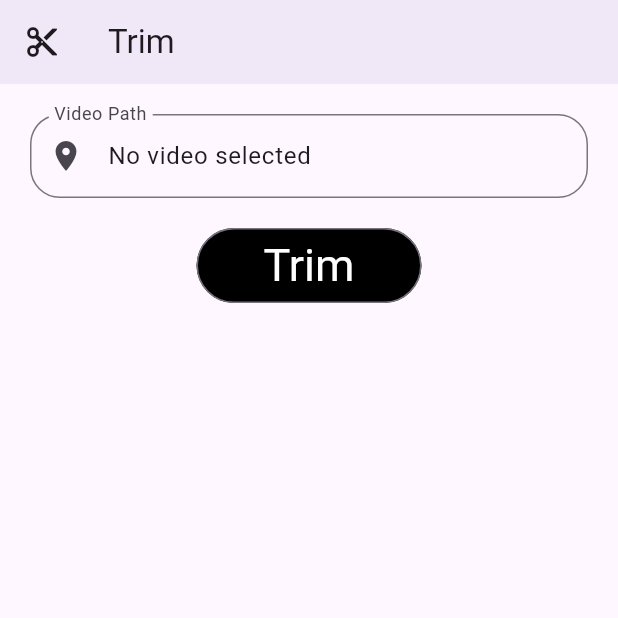
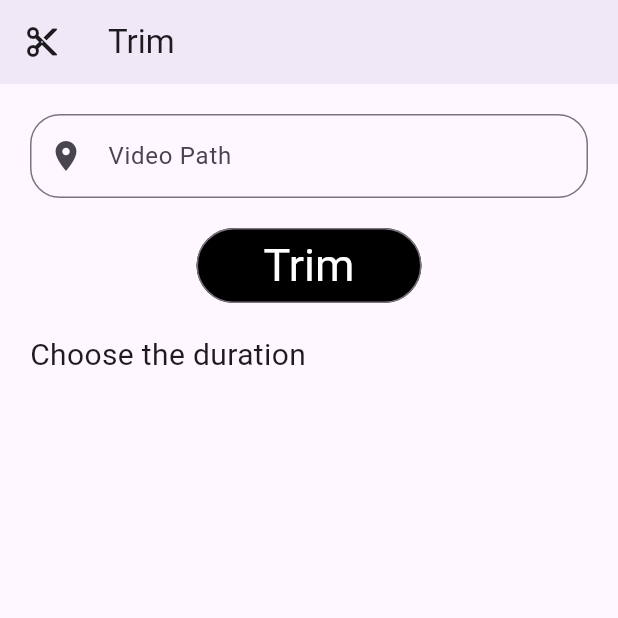
Before and after one commit to MhammadAli/Trimmer, a Flutter app: the screen it shows after launch, after a tap on "Trim", on a phone screen of 412 x 824 dp, the top half of it. Run offline on Flutter 3.47's test engine with Material 3 defaults, Android fonts, the phone set to English and light mode, and no system bars; our stand-ins replace bloc, flutter_bloc, permission_handler; missing offline and left inert: ffmpeg_kit_flutter, receive_sharing_intent.

Commit message:
Refactor the code and using cubit

```diff
--- /dev/null
+++ b/lib/cubit/app_cubit.dart
@@ -0,0 +1,167 @@
+import 'dart:async';
+import 'package:bloc/bloc.dart';
+import 'package:flutter/cupertino.dart';
+import 'package:meta/meta.dart';
+import 'package:permission_handler/permission_handler.dart';
+import 'dart:io'; // Import for File and Directory checks
+import 'package:flutter/material.dart';
+import 'package:ffmpeg_kit_flutter/ffmpeg_kit.dart';
+import 'package:flutter_bloc/flutter_bloc.dart';
+import 'package:receive_sharing_intent/receive_sharing_intent.dart';
+import 'package:ffmpeg_kit_flutter/ffprobe_kit.dart';
+
+part 'app_state.dart';
+
+class AppCubit extends Cubit<AppStates> {
+  AppCubit() : super(AppInitialState());
+
+  static AppCubit get(context) => BlocProvider.of(context);
+
+  var sharedVideoPath = TextEditingController();
+  late StreamSubscription _intentDataStreamSubscription;
+  final List<SharedMediaFile> _sharedFiles = [];
+  Duration totalVideoDuration = Duration.zero;
+
+  // Segment duration dropdown
+  int _selectedSegmentDuration = 1; // default duration in minutes
+  final List<int> _segmentDurations = [
+    1,
+    2,
+    5,
+    10,
+  ]; // available options in minutes
+
+  void trimVideo() async {
+    requestStoragePermission(); // Request storage permission
+    if (await Permission.storage.isGranted) {
+      final directory = Directory('/storage/emulated/0/Trimmer');
+      if (!await directory.exists()) {
+        await directory.create(recursive: true);
+      }
+      emit(AppTrimmingLoadingState());
+
+      if (totalVideoDuration.inSeconds > 0) {
+        final segmentDuration = Duration(minutes: _selectedSegmentDuration);
+        int segmentIndex = 0;
+        bool isSuccess = true; // Track if all segments are trimmed successfully
+
+        List<Future<void>> trimTasks = [];
+
+        for (int startMs = 0;
+        startMs < totalVideoDuration.inMilliseconds;
+        startMs += segmentDuration.inMilliseconds) {
+          final endMs = startMs + segmentDuration.inMilliseconds;
+          final actualDurationMs = (endMs > totalVideoDuration.inMilliseconds)
+              ? totalVideoDuration.inMilliseconds - startMs
+              : segmentDuration.inMilliseconds;
+
+          String outputPath =
+              '${directory.path}/trimmed_video_$segmentIndex.mp4';
+
+          // Create a completer to handle the asynchronous callback
+          Completer<void> completer = Completer<void>();
+
+          // Use FFmpegKit to execute the command
+          FFmpegKit.executeAsync(
+            '-i "${sharedVideoPath.text}" -ss ${startMs ~/ 1000} -t ${actualDurationMs / 1000} "$outputPath"',
+                (session) async {
+              final returnCode = await session.getReturnCode();
+              if (returnCode!.isValueSuccess()) {
+                print('Segment $segmentIndex trimmed and saved to $outputPath');
+              } else {
+                print("Error trimming segment $segmentIndex.");
+                isSuccess = false; // Mark as failed
+              }
+              completer.complete(); // Complete the task
+            },
+          );
+
+          trimTasks.add(completer.future);
+          segmentIndex++;
+        }
+
+        // Wait for all trim tasks to complete
+        await Future.wait(trimTasks);
+
+        // Emit success state only if all segments were trimmed successfully
+        if (isSuccess) {
+          emit(AppTrimmingSuccessState());
+        } else {
+          emit(AppTrimmingErrorState());
+        }
+      } else {
+        emit(AppTrimmingErrorState());
+        print("No valid video duration found to trim.");
+      }
+    } else {
+      emit(AppTrimmingErrorState());
+      print("Storage permission not granted.");
+    }
+  }
+
+
+  void init() {
+    emit(AppInitialState());
+    // Listen to media sharing while the app is in memory
+    _intentDataStreamSubscription =
+        ReceiveSharingIntent.instance.getMediaStream().listen((value) {
+      print('77777777777777777');
+      _sharedFiles.clear();
+      _sharedFiles.addAll(value);
+      if (_sharedFiles.isNotEmpty) {
+        print('4444444444444444444444444');
+        sharedVideoPath.text = _sharedFiles.first.path;
+        print(sharedVideoPath.text);
+        fetchVideoDuration(sharedVideoPath.text);
+      }
+    }, onError: (err) {
+      emit(AppErrorState());
+      print("getMediaStream error: $err");
+    });
+
+    // Retrieve initial shared media when the app is launched from a sharing intent
+    ReceiveSharingIntent.instance.getInitialMedia().then((value) {
+      print('55555555555555555555555555555');
+      _sharedFiles.clear();
+      _sharedFiles.addAll(value);
+      if (_sharedFiles.isNotEmpty) {
+        print('4444444444444444444444444');
+        sharedVideoPath.text = _sharedFiles.first.path;
+        print(sharedVideoPath.text);
+        fetchVideoDuration(sharedVideoPath.text);
+      }
+      ReceiveSharingIntent.instance.reset(); // Reset sharing intent
+    });
+  }
+
+  Future<void> requestStoragePermission() async {
+    if (!await Permission.storage.isGranted) {
+      await Permission.storage.request();
+    }
+  }
+
+  Future<void> fetchVideoDuration(String videoPath) async {
+    emit(AppFetchDurationState());
+    if (await File(videoPath).exists()) {
+      await FFprobeKit.getMediaInformation(videoPath).then((session) {
+        final information = session.getMediaInformation();
+        if (information != null) {
+          final duration = information.getDuration();
+          if (duration != null) {
+            totalVideoDuration =
+                Duration(milliseconds: (double.parse(duration) * 1000).toInt());
+          }
+        }
+      });
+    } else {
+      emit(AppErrorState());
+      print("File does not exist at path: $videoPath");
+    }
+  }
+
+  @override
+  Future<void> close() {  // to clean resources and it's equal to dispose function in stateful widget.
+    _intentDataStreamSubscription.cancel();
+    return super.close();
+  }
+}
--- /dev/null
+++ b/lib/cubit/app_state.dart
@@ -0,0 +1,13 @@
+part of 'app_cubit.dart';
+
+
+abstract class AppStates {}
+
+final class AppInitialState extends AppStates {}
+final class AppSuccessState extends AppStates{}
+final class AppErrorState extends AppStates{}
+final class AppLoadingState extends AppStates{}
+final class AppFetchDurationState extends AppStates{}
+final class AppTrimmingLoadingState extends AppStates{}
+final class AppTrimmingSuccessState extends AppStates{}
+final class AppTrimmingErrorState extends AppStates{}
--- /dev/null
+++ b/lib/home_layout/video_trim_screen.dart
@@ -0,0 +1,95 @@
+import 'package:trim/cubit/app_cubit.dart';
+import 'package:flutter/material.dart';
+import 'package:flutter_bloc/flutter_bloc.dart';
+
+class VideoTrimScreen extends StatelessWidget {
+  @override
+  Widget build(BuildContext context) {
+    return BlocConsumer<AppCubit, AppStates>(
+      listener: (context, state) {
+        // TODO: implement listener
+      },
+      builder: (context, state) {
+        return Scaffold(
+          appBar: AppBar(
+            elevation: 4,
+            title: Text('Trim'),
+            leading: Icon(Icons.cut),
+          ),
+          body: Padding(
+            padding: const EdgeInsets.all(20.0),
+            child: Column(
+              children: [
+                TextFormField(
+                  controller: AppCubit.get(context).sharedVideoPath,
+                  readOnly: true,
+                  decoration: InputDecoration(
+                    prefixIcon: Icon(Icons.location_on),
+                    labelText: 'Video Path',
+                    border: OutlineInputBorder(
+                      borderRadius: BorderRadius.circular(20),
+                    ),
+                  ),
+                ),
+                SizedBox(height: 20),
+                OutlinedButton(
+                  onPressed: () {
+                    AppCubit.get(context).trimVideo();
+                  },
+                  child: (state is AppTrimmingLoadingState)
+                      ? CircularProgressIndicator(
+                    color: Colors.white,
+                  )
+                      : Text('Trim'),
+                  style: OutlinedButton.styleFrom(
+                    backgroundColor: Colors.black,
+                    foregroundColor: Colors.white,
+                    minimumSize: Size(150, 50),
+                    textStyle: TextStyle(fontSize: 30),
+                  ),
+                ),
+                SizedBox(
+                  height: 20,
+                ),
+                Row(
+                  children: [
+                    Text(
+                      'Choose the duration',
+                      style: TextStyle(
+                        fontSize: 20,
+                      ),
+                    ),
+                    SizedBox(
+                      width: 10,
+                    ),
+                    // DropdownButton<int>(
+                    //   value: _selectedSegmentDuration,
+                    //   items: _segmentDurations
+                    //       .map((duration) => DropdownMenuItem<int>(
+                    //     value: duration,
+                    //     child: Text('$duration minute(s)'),
+                    //   ))
+                    //       .toList(),
+                    //   onChanged: (value){
+                    //     print(value);
+                    //     setState(() {
+                    //       _selectedSegmentDuration = value!;
+                    //     });
+                    //   },
+                    // ),
+                  ],
+                ),
+              ],
+            ),
+          ),
+        );
+      },
+    );
+  }
+}
+
+// @override
+// void dispose() {
+//   _intentDataStreamSubscription.cancel();
+//   super.dispose();
+// }
--- a/lib/main.dart
+++ b/lib/main.dart
@@ -1,179 +1,23 @@
 import 'package:flutter/material.dart';
-import 'dart:async';
-import 'package:receive_sharing_intent/receive_sharing_intent.dart';
-import 'package:ffmpeg_kit_flutter/ffmpeg_kit.dart';
-import 'package:ffmpeg_kit_flutter/ffprobe_kit.dart';
-import 'package:permission_handler/permission_handler.dart'; // Import for permissions
-import 'dart:io'; // Import for File and Directory checks
-
-void main() => runApp(MyApp());
+import 'package:trim/cubit/app_cubit.dart'; // Import for File and Directory checks
+import 'package:flutter_bloc/flutter_bloc.dart';
+import 'package:trim/home_layout/video_trim_screen.dart';
+import 'bloc_observer.dart';
+void main() {
+   Bloc.observer = MyBlocObserver();
+  runApp(MyApp());
+}
 
 class MyApp extends StatelessWidget {
-  @override
-  Widget build(BuildContext context) {
-    return MaterialApp(
-      debugShowCheckedModeBanner: false,
-      home: VideoTrimScreen(),
-    );
-  }
-}
-
-class VideoTrimScreen extends StatefulWidget {
-  @override
-  _VideoTrimScreenState createState() => _VideoTrimScreenState();
-}
-
-class _VideoTrimScreenState extends State<VideoTrimScreen> {
-  String _sharedVideoPath = "No video selected";
-  late StreamSubscription _intentDataStreamSubscription;
-  final List<SharedMediaFile> _sharedFiles = [];
-  Duration totalVideoDuration = Duration.zero;
-
-  @override
-  void initState() {
-    super.initState();
-    _requestStoragePermission(); // Request storage permission
-
-    // Listen to media sharing while the app is in memory
-    _intentDataStreamSubscription =
-        ReceiveSharingIntent.instance.getMediaStream().listen((value) {
-          print('77777777777777777');
-          _sharedFiles.clear();
-          _sharedFiles.addAll(value);
-          if (_sharedFiles.isNotEmpty) {
-            print('4444444444444444444444444');
-            _sharedVideoPath = _sharedFiles.first.path;
-            setState(() {
-
-            });
-            print(_sharedVideoPath);
-            _fetchVideoDuration(_sharedVideoPath);
-          }
-        }, onError: (err) {
-          print("getMediaStream error: $err");
-        });
-
-    // Retrieve initial shared media when the app is launched from a sharing intent
-    ReceiveSharingIntent.instance.getInitialMedia().then((value) {
-      print('55555555555555555555555555555');
-      _sharedFiles.clear();
-      _sharedFiles.addAll(value);
-      if (_sharedFiles.isNotEmpty) {
-        print('4444444444444444444444444');
-        _sharedVideoPath = _sharedFiles.first.path;
-        setState(() {
-
-        });
-        print(_sharedVideoPath);
-        _fetchVideoDuration(_sharedVideoPath);
-      }
-      ReceiveSharingIntent.instance.reset(); // Reset sharing intent
-    });
-  }
-
-  Future<void> _requestStoragePermission() async {
-    if (!await Permission.storage.isGranted) {
-      await Permission.storage.request();
-    }
-  }
-
-  Future<void> _fetchVideoDuration(String videoPath) async {
-    if (await File(videoPath).exists()) {
-      await FFprobeKit.getMediaInformation(videoPath).then((session) {
-        final information = session.getMediaInformation();
-        if (information != null) {
-          final duration = information.getDuration();
-          if (duration != null) {
-            setState(() {
-              totalVideoDuration = Duration(milliseconds: (double.parse(duration) * 1000).toInt());
-            });
-          }
-        }
-      });
-    } else {
-      print("File does not exist at path: $videoPath");
-    }
-  }
-
-  void _trimVideo() async {
-    if (await Permission.storage.isGranted) {
-      final directory = Directory('/storage/emulated/0/Download');
-      if (!await directory.exists()) {
-        await directory.create(recursive: true);
-      }
-
-      if (totalVideoDuration.inSeconds > 0) {
-        final segmentDuration = Duration(minutes: 1);
-        int segmentIndex = 0;
-
-        for (int startMs = 0; startMs < totalVideoDuration.inMilliseconds; startMs += segmentDuration.inMilliseconds) {
-          final endMs = startMs + segmentDuration.inMilliseconds;
-          final actualDurationMs = (endMs > totalVideoDuration.inMilliseconds)
-              ? totalVideoDuration.inMilliseconds - startMs
-              : segmentDuration.inMilliseconds;
-
-          String outputPath = '${directory.path}/trimmed_video_$segmentIndex.mp4';
-
-          FFmpegKit.executeAsync(
-            '-i "$_sharedVideoPath" -ss ${startMs ~/ 1000} -t ${actualDurationMs / 1000} "$outputPath"',
-                (session) {
-              print('Segment $segmentIndex trimmed and saved to $outputPath');
-            },
-          );
-
-          segmentIndex++;
-        }
-      } else {
-        print("No valid video duration found to trim.");
-      }
-    } else {
-      print("Storage permission not granted.");
-    }
-  }
-
-  @override
-  void dispose() {
-    _intentDataStreamSubscription.cancel();
-    super.dispose();
-  }
 
   @override
   Widget build(BuildContext context) {
-    return Scaffold(
-      appBar: AppBar(
-        elevation: 4,
-        title: Text('Trim'),
-        leading: Icon(Icons.cut),
-      ),
-      body: Padding(
-        padding: const EdgeInsets.all(20.0),
-        child: Column(
-          children: [
-            TextFormField(
-              initialValue: _sharedVideoPath,
-              readOnly: true,
-              decoration: InputDecoration(
-                prefixIcon: Icon(Icons.location_on),
-                labelText: 'Video Path',
-                border: OutlineInputBorder(
-                  borderRadius: BorderRadius.circular(20),
-                ),
-              ),
-            ),
-            SizedBox(height: 20),
-            OutlinedButton(
-              onPressed: _trimVideo,
-              child: Text('Trim'),
-              style: OutlinedButton.styleFrom(
-                backgroundColor: Colors.black,
-                foregroundColor: Colors.white,
-                minimumSize: Size(150, 50),
-                textStyle: TextStyle(fontSize: 30),
-              ),
-            ),
-          ],
-        ),
-      ),
-    );
+    return BlocProvider(
+  create: (context) => AppCubit()..init(),
+  child: MaterialApp(
+      debugShowCheckedModeBanner: false,
+      home: VideoTrimScreen(),
+    ),
+);
   }
 }
--- a/pubspec.yaml
+++ b/pubspec.yaml
@@ -49,6 +49,8 @@ dev_dependencies:
   receive_sharing_intent: ^1.8.1
   ffmpeg_kit_flutter: ^6.0.3
   permission_handler: ^11.3.1
+  bloc: ^8.1.4
+  flutter_bloc: ^8.1.6
 
 # For information on the generic Dart part of this file, see the
 # following page: https://dart.dev/tools/pub/pubspec
```
Also changed, not shown: lib/bloc_observer.dart (added, +39 -0 lines), pubspec.lock, 1 other file.
